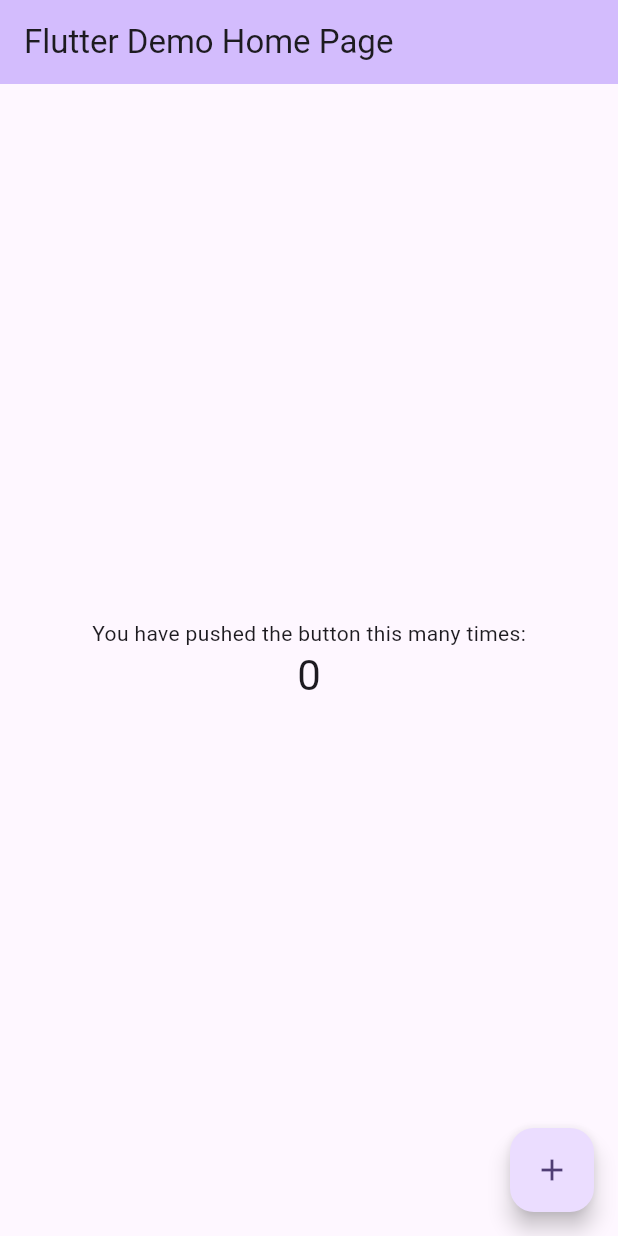
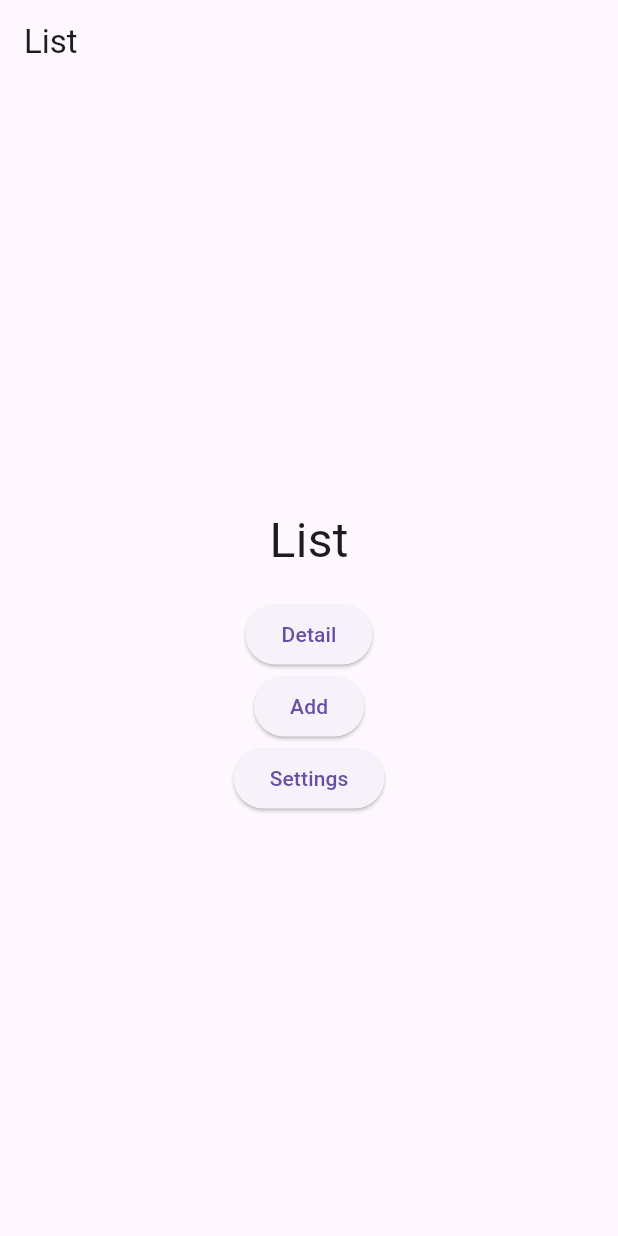
Before and after one commit to omg0501/edusnap, a Flutter app: the screen it shows after launch, on a phone screen of 412 x 824 dp. Run offline on Flutter 3.47's test engine with Material 3 defaults, Android fonts, the phone set to English and light mode, and no system bars.

Commit message:
Session2 part2 create pages

```diff
--- /dev/null
+++ b/lib/Pages/Add/AddPageController.dart
@@ -0,0 +1,3 @@
+import 'package:flutter/foundation.dart';
+
+class AddPageController extends ChangeNotifier {}
--- /dev/null
+++ b/lib/Pages/Detail/DetailPageController.dart
@@ -0,0 +1,3 @@
+import 'package:flutter/foundation.dart';
+
+class DetailPageController extends ChangeNotifier {}
--- /dev/null
+++ b/lib/Pages/HomePage/HomePage.dart
@@ -0,0 +1,45 @@
+import 'package:flutter/material.dart';
+import '../Add/AddPage.dart';
+import '../Detail/DetailPage.dart';
+import '../Settings/SettingsPage.dart';
+
+class HomePage extends StatelessWidget {
+  const HomePage({super.key});
+
+  @override
+  Widget build(BuildContext context) {
+    return Scaffold(
+      appBar: AppBar(title: const Text('List')),
+      body: Center(
+        child: Column(
+          mainAxisAlignment: MainAxisAlignment.center,
+          children: [
+            const Text('List', style: TextStyle(fontSize: 32)),
+            const SizedBox(height: 16),
+            ElevatedButton(
+              onPressed: () => Navigator.push(
+                context,
+                MaterialPageRoute(builder: (_) => const DetailPage()),
+              ),
+              child: const Text('Detail'),
+            ),
+            ElevatedButton(
+              onPressed: () => Navigator.push(
+                context,
+                MaterialPageRoute(builder: (_) => const AddPage()),
+              ),
+              child: const Text('Add'),
+            ),
+            ElevatedButton(
+              onPressed: () => Navigator.push(
+                context,
+                MaterialPageRoute(builder: (_) => const SettingsPage()),
+              ),
+              child: const Text('Settings'),
+            ),
+          ],
+        ),
+      ),
+    );
+  }
+}
--- /dev/null
+++ b/lib/Pages/HomePage/HomePageController.dart
@@ -0,0 +1,3 @@
+import 'package:flutter/foundation.dart';
+
+class HomePageController extends ChangeNotifier {}
--- /dev/null
+++ b/lib/Pages/Settings/SettingsPageController.dart
@@ -0,0 +1,3 @@
+import 'package:flutter/foundation.dart';
+
+class SettingsPageController extends ChangeNotifier {}
--- a/lib/main.dart
+++ b/lib/main.dart
@@ -1,4 +1,5 @@
 import 'package:flutter/material.dart';
+import 'Pages/HomePage/HomePage.dart';
 
 void main() {
   runApp(const MyApp());
@@ -7,116 +8,12 @@ void main() {
 class MyApp extends StatelessWidget {
   const MyApp({super.key});
 
-  // This widget is the root of your application.
   @override
   Widget build(BuildContext context) {
     return MaterialApp(
-      title: 'Flutter Demo',
-      theme: ThemeData(
-        // This is the theme of your application.
-        //
-        // TRY THIS: Try running your application with "flutter run". You'll see
-        // the application has a purple toolbar. Then, without quitting the app,
-        // try changing the seedColor in the colorScheme below to Colors.green
-        // and then invoke "hot reload" (save your changes or press the "hot
-        // reload" button in a Flutter-supported IDE, or press "r" if you used
-        // the command line to start the app).
-        //
-        // Notice that the counter didn't reset back to zero; the application
-        // state is not lost during the reload. To reset the state, use hot
-        // restart instead.
-        //
-        // This works for code too, not just values: Most code changes can be
-        // tested with just a hot reload.
-        colorScheme: .fromSeed(seedColor: Colors.deepPurple),
-      ),
-      home: const MyHomePage(title: 'Flutter Demo Home Page'),
+      title: 'EduSnap',
+      debugShowCheckedModeBanner: false,
+      home: const HomePage(),
     );
   }
 }
-
-class MyHomePage extends StatefulWidget {
-  const MyHomePage({super.key, required this.title});
-
-  // This widget is the home page of your application. It is stateful, meaning
-  // that it has a State object (defined below) that contains fields that affect
-  // how it looks.
-
-  // This class is the configuration for the state. It holds the values (in this
-  // case the title) provided by the parent (in this case the App widget) and
-  // used by the build method of the State. Fields in a Widget subclass are
-  // always marked "final".
-
-  final String title;
-
-  @override
-  State<MyHomePage> createState() => _MyHomePageState();
-}
-
-class _MyHomePageState extends State<MyHomePage> {
-  int _counter = 0;
-
-  void _incrementCounter() {
-    setState(() {
-      // This call to setState tells the Flutter framework that something has
-      // changed in this State, which causes it to rerun the build method below
-      // so that the display can reflect the updated values. If we changed
-      // _counter without calling setState(), then the build method would not be
-      // called again, and so nothing would appear to happen.
-      _counter++;
-    });
-  }
-
-  @override
-  Widget build(BuildContext context) {
-    // This method is rerun every time setState is called, for instance as done
-    // by the _incrementCounter method above.
-    //
-    // The Flutter framework has been optimized to make rerunning build methods
-    // fast, so that you can just rebuild anything that needs updating rather
-    // than having to individually change instances of widgets.
-    return Scaffold(
-      appBar: AppBar(
-        // TRY THIS: Try changing the color here to a specific color (to
-        // Colors.amber, perhaps?) and trigger a hot reload to see the AppBar
-        // change color while the other colors stay the same.
-        backgroundColor: Theme.of(context).colorScheme.inversePrimary,
-        // Here we take the value from the MyHomePage object that was created by
-        // the App.build method, and use it to set our appbar title.
-        title: Text(widget.title),
-      ),
-      body: Center(
-        // Center is a layout widget. It takes a single child and positions it
-        // in the middle of the parent.
-        child: Column(
-          // Column is also a layout widget. It takes a list of children and
-          // arranges them vertically. By default, it sizes itself to fit its
-          // children horizontally, and tries to be as tall as its parent.
-          //
-          // Column has various properties to control how it sizes itself and
-          // how it positions its children. Here we use mainAxisAlignment to
-          // center the children vertically; the main axis here is the vertical
-          // axis because Columns are vertical (the cross axis would be
-          // horizontal).
-          //
-          // TRY THIS: Invoke "debug painting" (choose the "Toggle Debug Paint"
-          // action in the IDE, or press "p" in the console), to see the
-          // wireframe for each widget.
-          mainAxisAlignment: .center,
-          children: [
-            const Text('You have pushed the button this many times:'),
-            Text(
-              '$_counter',
-              style: Theme.of(context).textTheme.headlineMedium,
-            ),
-          ],
-        ),
-      ),
-      floatingActionButton: FloatingActionButton(
-        onPressed: _incrementCounter,
-        tooltip: 'Increment',
-        child: const Icon(Icons.add),
-      ),
-    );
-  }
-}
```
Also changed, not shown: lib/Pages/Add/AddPage.dart (added, +24 -0 lines), lib/Pages/Detail/DetailPage.dart (added, +24 -0 lines), lib/Pages/Settings/SettingsPage.dart (added, +24 -0 lines).
